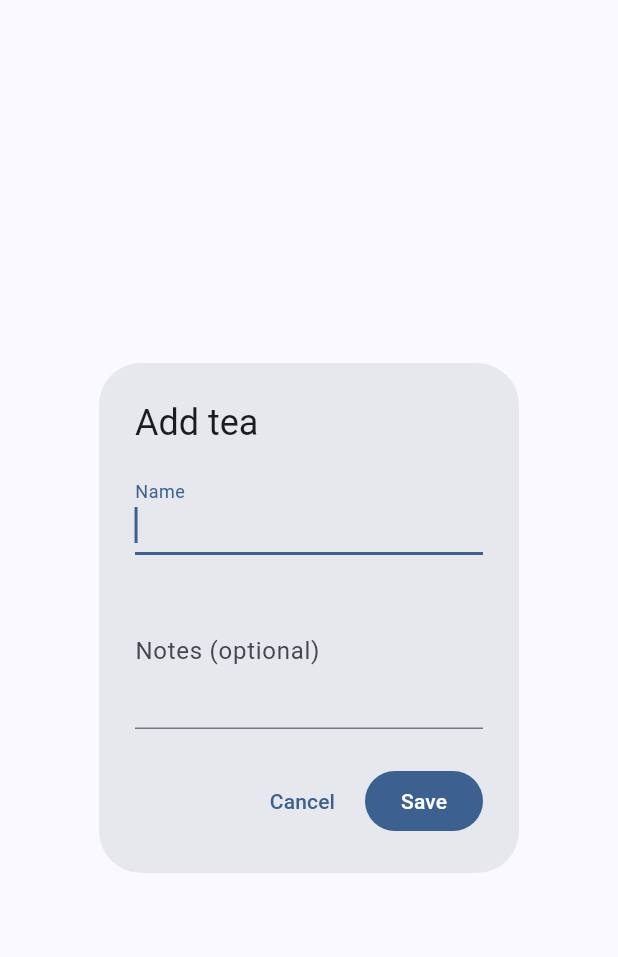
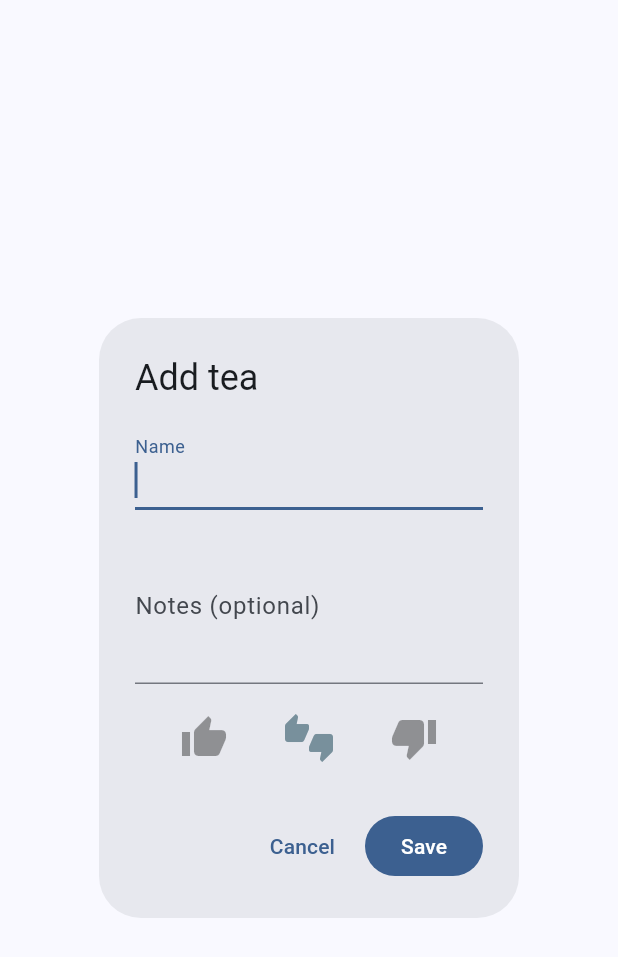
Before and after one commit to computergeek1507/tea_rater, a Flutter app: the _TeaEditDialog widget shown alone on an empty page, opened directly, after a tap on "Save", on a phone screen of 412 x 824 dp. Shown: the top 957 px of the screen. Run offline on Flutter 3.47's test engine with Material 3 defaults, Android fonts, the phone set to English and light mode, and no system bars; our stand-ins replace file_picker, shared_preferences; accounts and stored records are empty.

Commit message:
Add rating selector and tap-to-count on Add screen; fix release build JVM mismatch
Editing the rating in the add/edit dialog previously had no effect since it
was hardcoded to the existing value. Also pin library subprojects to JVM 17
so Kotlin and Java compile tasks agree under AGP 9 (release build was failing
with a JVM target mismatch against file_picker/shared_preferences_android).

```diff
--- a/lib/main.dart
+++ b/lib/main.dart
@@ -34,21 +34,29 @@ extension RatingX on Rating {
 }
 
 class Tea {
-  Tea({required this.name, this.rating = Rating.middle, this.notes = ''});
+  Tea({
+    required this.name,
+    this.rating = Rating.middle,
+    this.notes = '',
+    this.count = 1,
+  });
   String name;
   Rating rating;
   String notes;
+  int count;
 
   Map<String, dynamic> toJson() => {
         'name': name,
         'rating': rating.label,
         'notes': notes,
+        'count': count,
       };
 
   static Tea fromJson(Map<String, dynamic> j) => Tea(
         name: (j['name'] ?? '').toString(),
         rating: RatingX.fromLabel(j['rating'] as String?) ?? Rating.middle,
         notes: (j['notes'] ?? '').toString(),
+        count: (j['count'] as num?)?.toInt() ?? 1,
       );
 }
 
@@ -146,6 +154,11 @@ class _TeaListPageState extends State<TeaListPage> {
     _save();
   }
 
+  void _incrementCount(Tea tea) {
+    setState(() => tea.count++);
+    _save();
+  }
+
   Future<void> _addOrEdit({Tea? existing}) async {
     final result = await showDialog<Tea>(
       context: context,
@@ -157,6 +170,7 @@ class _TeaListPageState extends State<TeaListPage> {
         _teas.add(result);
       } else {
         existing.name = result.name;
+        existing.rating = result.rating;
         existing.notes = result.notes;
       }
     });
@@ -388,6 +402,20 @@ class _TeaListPageState extends State<TeaListPage> {
                         trailing: Row(
                           mainAxisSize: MainAxisSize.min,
                           children: [
+                            InkWell(
+                              customBorder: const CircleBorder(),
+                              onTap: () => _incrementCount(tea),
+                              child: Padding(
+                                padding: const EdgeInsets.all(8),
+                                child: Text(
+                                  '×${tea.count}',
+                                  style: Theme.of(context)
+                                      .textTheme
+                                      .titleMedium
+                                      ?.copyWith(fontWeight: FontWeight.w600),
+                                ),
+                              ),
+                            ),
                             IconButton(
                               tooltip:
                                   'Rating: ${tea.rating.label} (tap to cycle)',
@@ -447,6 +475,7 @@ class _TeaEditDialogState extends State<_TeaEditDialog> {
       TextEditingController(text: widget.initial?.name ?? '');
   late final TextEditingController _notes =
       TextEditingController(text: widget.initial?.notes ?? '');
+  late Rating _rating = widget.initial?.rating ?? Rating.middle;
 
   @override
   void dispose() {
@@ -474,6 +503,22 @@ class _TeaEditDialogState extends State<_TeaEditDialog> {
             decoration: const InputDecoration(labelText: 'Notes (optional)'),
             maxLines: 3,
           ),
+          const SizedBox(height: 12),
+          Row(
+            mainAxisAlignment: MainAxisAlignment.spaceEvenly,
+            children: [
+              for (final r in Rating.values)
+                IconButton(
+                  tooltip: r.label,
+                  iconSize: 32,
+                  icon: Icon(r.icon),
+                  color: _rating == r
+                      ? r.color
+                      : Theme.of(context).disabledColor,
+                  onPressed: () => setState(() => _rating = r),
+                ),
+            ],
+          ),
         ],
       ),
       actions: [
@@ -489,7 +534,7 @@ class _TeaEditDialogState extends State<_TeaEditDialog> {
               context,
               Tea(
                 name: name,
-                rating: widget.initial?.rating ?? Rating.middle,
+                rating: _rating,
                 notes: _notes.text.trim(),
               ),
             );
```
Also changed, not shown: 1 other file.
